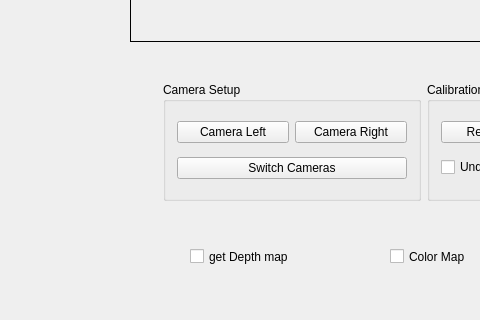
Old version of the form VR_interfaz/mainwindow.ui in the repository richardseba/TFG-Code; both pictures show x 0 to 480 and y 439 to 759 of the 1355 by 759 pixel window.
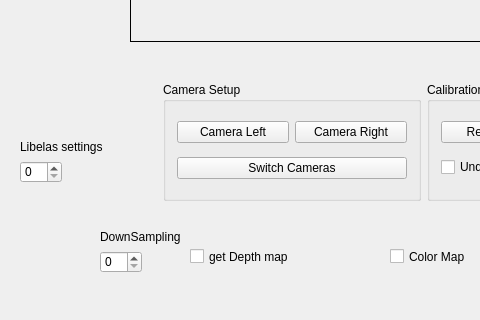
New version of the form.

Commit message: fully working libelas with subsampling

What changed in the file:
```diff
--- a/VR_interfaz/mainwindow.ui
+++ b/VR_interfaz/mainwindow.ui
@@ -345,6 +345,61 @@
      <string>get Depth map</string>
     </property>
    </widget>
+   <widget class="QSpinBox" name="spinBox_downSampling">
+    <property name="geometry">
+     <rect>
+      <x>100</x>
+      <y>690</y>
+      <width>42</width>
+      <height>22</height>
+     </rect>
+    </property>
+    <property name="maximum">
+     <number>99</number>
+    </property>
+    <property name="singleStep">
+     <number>2</number>
+    </property>
+   </widget>
+   <widget class="QLabel" name="label">
+    <property name="geometry">
+     <rect>
+      <x>100</x>
+      <y>660</y>
+      <width>121</width>
+      <height>31</height>
+     </rect>
+    </property>
+    <property name="text">
+     <string>DownSampling</string>
+    </property>
+   </widget>
+   <widget class="QSpinBox" name="spinBox_Libelas_setting">
+    <property name="geometry">
+     <rect>
+      <x>20</x>
+      <y>600</y>
+      <width>42</width>
+      <height>22</height>
+     </rect>
+    </property>
+    <property name="maximum">
+     <number>2</number>
+    </property>
+   </widget>
+   <widget class="QLabel" name="label_2">
+    <property name="geometry">
+     <rect>
+      <x>20</x>
+      <y>570</y>
+      <width>121</width>
+      <height>31</height>
+     </rect>
+    </property>
+    <property name="text">
+     <string>Libelas settings</string>
+    </property>
+   </widget>
    <zorder>label_display1</zorder>
    <zorder>label_display2</zorder>
    <zorder>layoutWidget</zorder>
```
Left out of the diff: 4 changed lines with no effect on the pictures. The commit also changes 17 other files.
